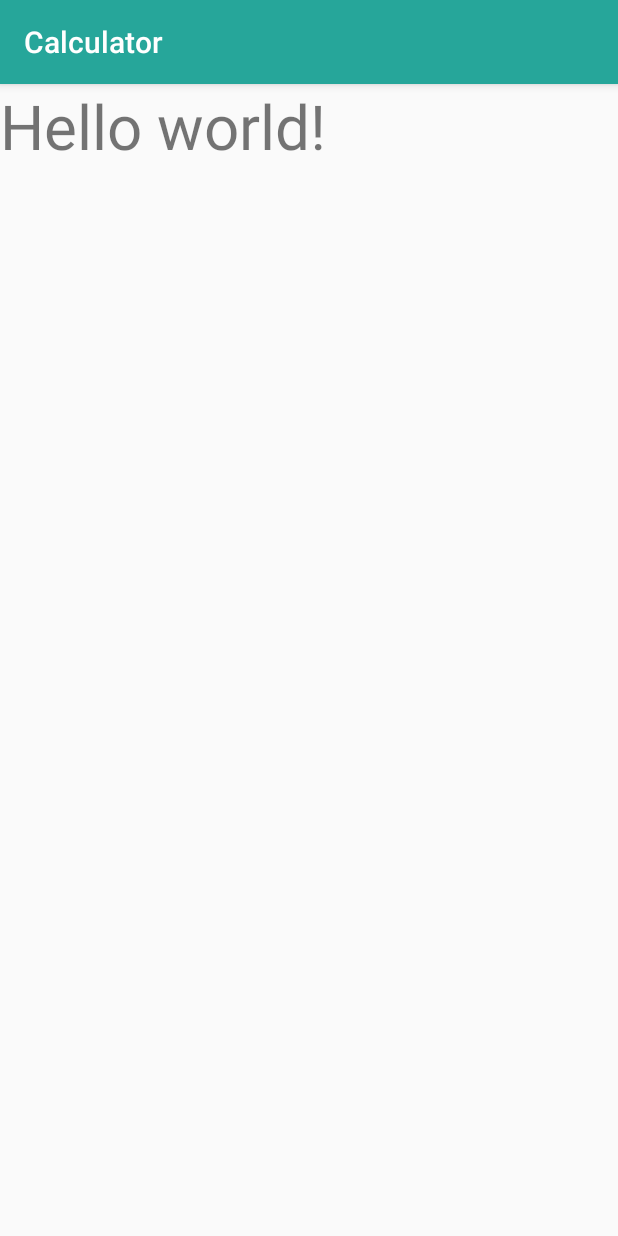
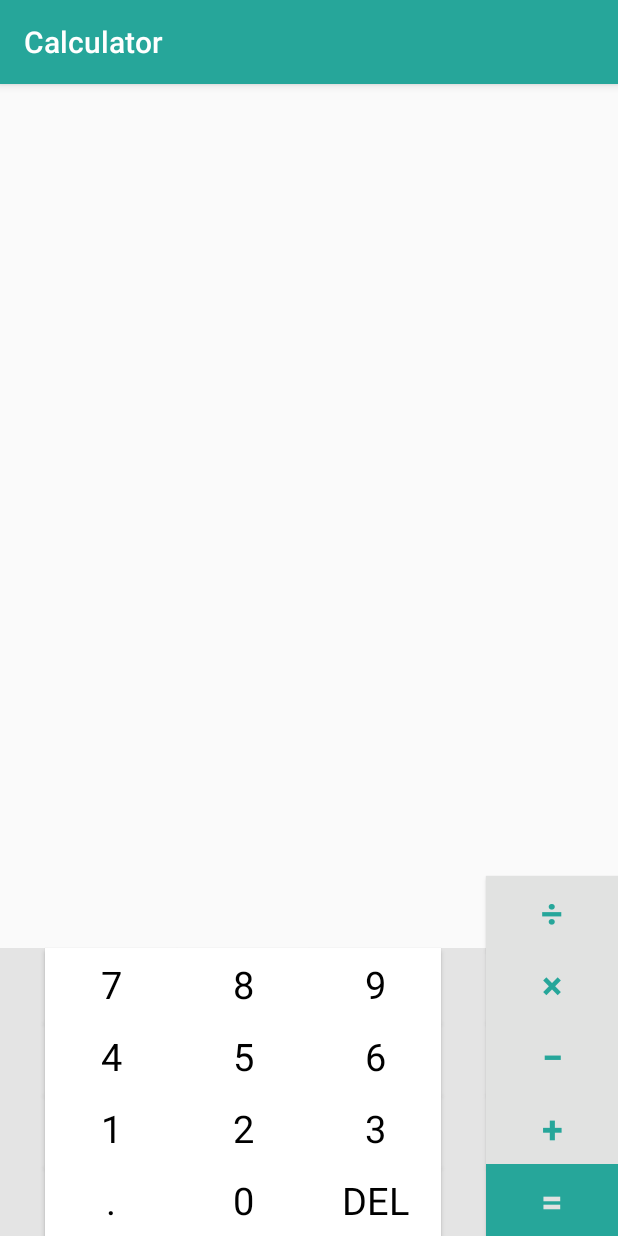
Before and after one commit to fetsh-edu/geekbrains-term-2-android-1, an Android app: the screen it shows after launch (MainActivity), on a phone screen of 412 x 824 dp. Run offline under Robolectric (Android 15) with nearby library versions, the phone set to English and light mode, and no system bars.

Commit message:
Add constraint layout

```diff
--- a/app/src/main/res/layout/activity_main.xml
+++ b/app/src/main/res/layout/activity_main.xml
@@ -1,15 +1,173 @@
 <?xml version="1.0" encoding="utf-8"?>
-<LinearLayout xmlns:android="http://schemas.android.com/apk/res/android"
-    xmlns:tools="http://schemas.android.com/tools"
+<androidx.constraintlayout.widget.ConstraintLayout xmlns:android="http://schemas.android.com/apk/res/android"
     android:layout_width="match_parent"
     android:layout_height="match_parent"
-    android:orientation="vertical"
-    tools:context=".MainActivity">
+    xmlns:tools="http://schemas.android.com/tools"
+    xmlns:app="http://schemas.android.com/apk/res-auto">
+    <TextView
+        android:id="@+id/display_formula"
+        android:layout_width="match_parent"
+        android:layout_height="wrap_content"
+        app:layout_constraintTop_toTopOf="parent"
+        tools:text="2 + 2"
+        android:textSize="30sp"
+        android:gravity="right"
+        android:layout_marginRight="10dp"
+        />
+    <TextView
+        android:layout_width="match_parent"
+        android:layout_height="wrap_content"
+        app:layout_constraintTop_toBottomOf="@id/display_formula"
+        tools:text="4"
+        android:textSize="30sp"
+        android:textColor="#000"
+        android:gravity="right"
+        android:layout_marginRight="10dp"
+        />
 
-    <TextView
+
+    <androidx.constraintlayout.helper.widget.Flow
+
+        android:layout_width="0dp"
+        android:layout_height="wrap_content"
+        android:background="#e4e4e4"
+        app:constraint_referenced_ids="keyboard_num7,keyboard_num8,keyboard_num9,keyboard_num4,keyboard_num5,keyboard_num6,keyboard_num1,keyboard_num2,keyboard_num3,keyboard_num_dot,keyboard_num0,keyboard_num_del"
+        app:flow_horizontalStyle="packed"
+        app:flow_wrapMode="aligned"
+        app:layout_constraintBottom_toBottomOf="parent"
+        app:layout_constraintLeft_toLeftOf="parent"
+        app:layout_constraintRight_toLeftOf="@id/keyboard_equal" />
+    <Button
+        android:id="@+id/keyboard_num7"
         android:layout_width="wrap_content"
         android:layout_height="wrap_content"
-        android:text="Hello world!"
-        android:textSize="41sp" />
+        android:text="7"
+        style="@style/Operand"
+        />
+    <Button
+        android:id="@+id/keyboard_num8"
+        android:layout_width="wrap_content"
+        android:layout_height="wrap_content"
+        android:text="8"
+        style="@style/Operand"
+        />
+    <Button
+        android:id="@+id/keyboard_num9"
+        android:layout_width="wrap_content"
+        android:layout_height="wrap_content"
+        android:text="9"
+        style="@style/Operand"
+        />
+    <Button
+        android:id="@+id/keyboard_num4"
+        android:layout_width="wrap_content"
+        android:layout_height="wrap_content"
+        android:text="4"
+        style="@style/Operand"
+        />
+    <Button
+        android:id="@+id/keyboard_num5"
+        android:layout_width="wrap_content"
+        android:layout_height="wrap_content"
+        android:text="5"
+        style="@style/Operand"
+        />
+    <Button
+        android:id="@+id/keyboard_num6"
+        android:layout_width="wrap_content"
+        android:layout_height="wrap_content"
+        android:text="6"
+        style="@style/Operand"
+        />
+    <Button
+        android:id="@+id/keyboard_num1"
+        android:layout_width="wrap_content"
+        android:layout_height="wrap_content"
+        android:text="1"
+        style="@style/Operand"
+        />
+    <Button
+        android:id="@+id/keyboard_num2"
+        android:layout_width="wrap_content"
+        android:layout_height="wrap_content"
+        android:text="2"
+        style="@style/Operand"
+        />
+    <Button
+        android:id="@+id/keyboard_num3"
+        android:layout_width="wrap_content"
+        android:layout_height="wrap_content"
+        android:text="3"
+        style="@style/Operand"
+        />
+    <Button
+        android:id="@+id/keyboard_num_dot"
+        android:layout_width="wrap_content"
+        android:layout_height="wrap_content"
+        android:text="."
+        style="@style/Operand"
+        />
+    <Button
+        android:id="@+id/keyboard_num0"
+        android:layout_width="wrap_content"
+        android:layout_height="wrap_content"
+        android:text="0"
+        style="@style/Operand"
+        />
+    <Button
+        android:id="@+id/keyboard_num_del"
+        android:layout_width="wrap_content"
+        android:layout_height="wrap_content"
+        android:text="del"
+        style="@style/Operand"
+        />
 
-</LinearLayout>
+    <Button
+        android:id="@+id/keyboard_division"
+        android:layout_width="wrap_content"
+        android:layout_height="wrap_content"
+        app:layout_constraintBottom_toTopOf="@id/keyboard_multiplication"
+        app:layout_constraintRight_toRightOf="parent"
+        android:text="÷"
+        style="@style/Operator"
+        />
+    <Button
+        android:id="@+id/keyboard_multiplication"
+        android:layout_width="wrap_content"
+        android:layout_height="wrap_content"
+        app:layout_constraintBottom_toTopOf="@id/keyboard_minus"
+        app:layout_constraintRight_toRightOf="parent"
+        style="@style/Operator"
+        android:text="×"
+        />
+    <Button
+        android:id="@+id/keyboard_minus"
+        android:layout_width="wrap_content"
+        android:layout_height="wrap_content"
+        app:layout_constraintBottom_toTopOf="@id/keyboard_plus"
+        app:layout_constraintRight_toRightOf="parent"
+        style="@style/Operator"
+        android:text="−"
+        />
+    <Button
+        android:id="@+id/keyboard_plus"
+        android:layout_width="wrap_content"
+        android:layout_height="wrap_content"
+        app:layout_constraintBottom_toTopOf="@id/keyboard_equal"
+        app:layout_constraintRight_toRightOf="parent"
+        style="@style/Operator"
+        android:text="+"
+        />
+    <Button
+        android:id="@+id/keyboard_equal"
+        android:layout_width="wrap_content"
+        android:layout_height="wrap_content"
+        app:layout_constraintBottom_toBottomOf="parent"
+        app:layout_constraintRight_toRightOf="parent"
+        style="@style/Equal"
+        android:text="="
+        />
+
+
+
+</androidx.constraintlayout.widget.ConstraintLayout>
```
